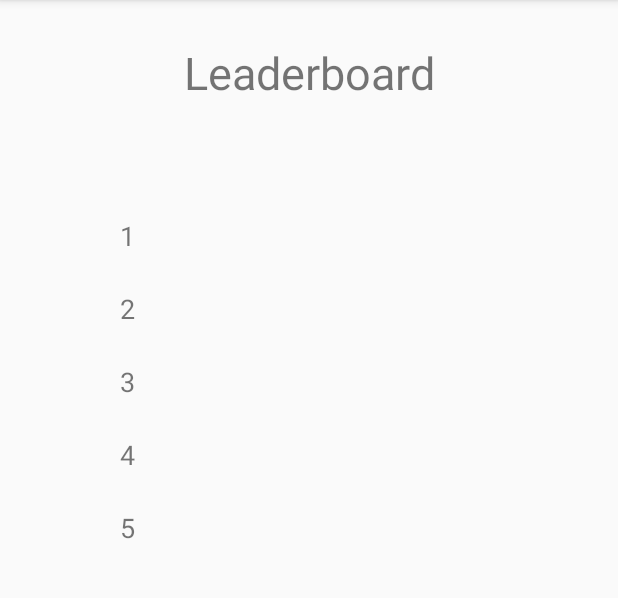
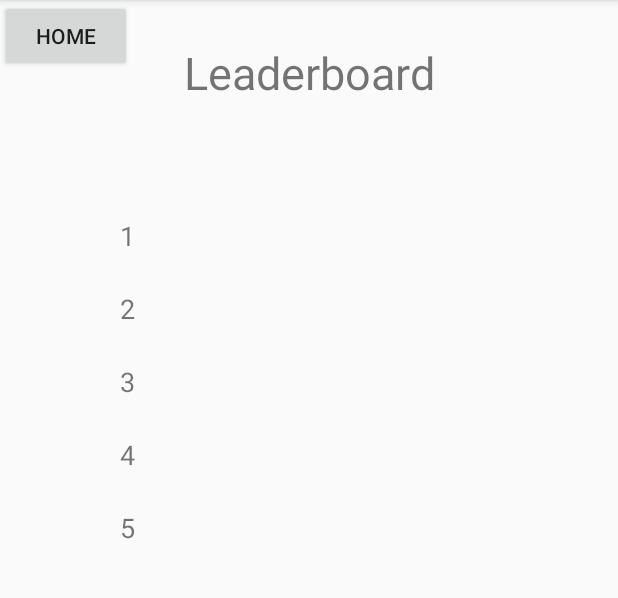
Before and after one commit to aoganezo/MatchingGame, an Android app: the LeaderboardActivity screen opened directly, with no data from a screen before it, on a phone screen of 412 x 824 dp, the part 84-682 px from its top. Run offline under Robolectric (Android 15) with nearby library versions, the phone set to English and light mode, and no system bars.

Commit message:
Added Home Button to Leaderboard

```diff
--- a/Memory/app/src/main/java/app/memory/LeaderboardActivity.java
+++ b/Memory/app/src/main/java/app/memory/LeaderboardActivity.java
@@ -6,6 +6,8 @@ import android.support.v7.app.AppCompatActivity;
 import android.os.Bundle;
 import android.util.Log;
 import android.util.Pair;
+import android.view.View;
+import android.widget.Button;
 import android.widget.TextView;
 import android.widget.Toast;
 
@@ -75,6 +77,15 @@ public class LeaderboardActivity extends AppCompatActivity {
             scores.remove(6);
         }
 
+        Button home = (Button) findViewById(R.id.home_button);
+
+        home.setOnClickListener(new View.OnClickListener(){
+            @Override
+            public void onClick(View v){
+                Intent to_home = new Intent(LeaderboardActivity.this, MainActivity.class);
+                startActivity(to_home);
+            }
+        });
         /*
 
 
--- a/Memory/app/src/main/res/layout/activity_leaderboard.xml
+++ b/Memory/app/src/main/res/layout/activity_leaderboard.xml
@@ -183,4 +183,12 @@
         app:layout_constraintStart_toEndOf="@+id/name5_tv"
         app:layout_constraintTop_toBottomOf="@+id/score4_tv" />
 
+    <Button
+        android:id="@+id/home_button"
+        android:layout_width="wrap_content"
+        android:layout_height="wrap_content"
+        android:text="Home"
+        tools:layout_editor_absoluteX="148dp"
+        tools:layout_editor_absoluteY="410dp" />
+
 </android.support.constraint.ConstraintLayout>
```
